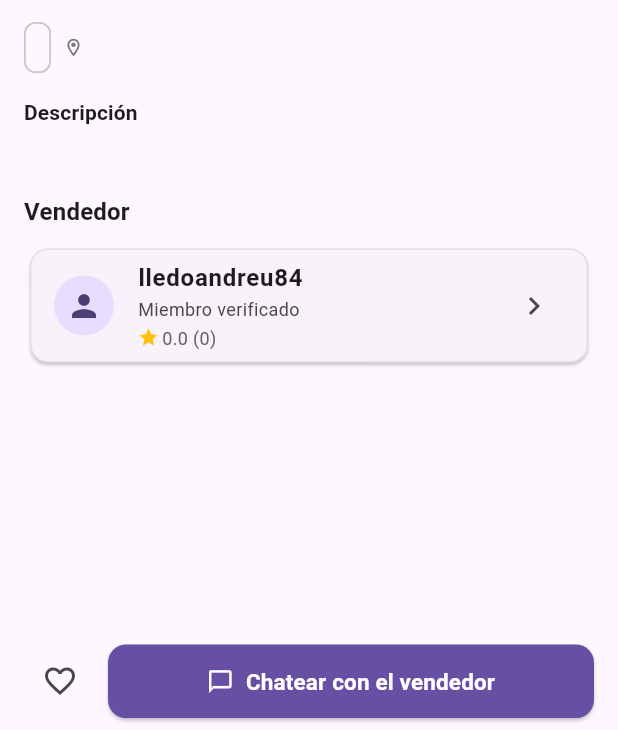
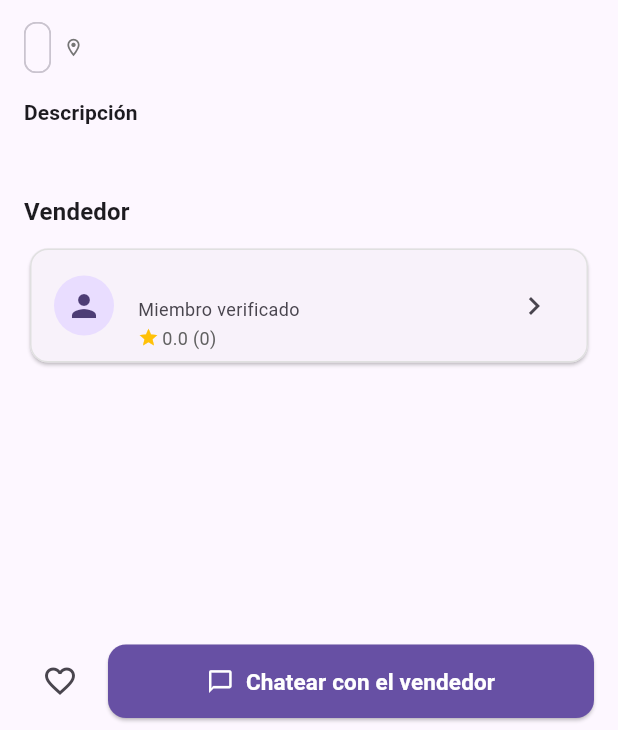
Before and after one commit to lledoandreu-84/trueke-privacy, a Flutter app: the ProductDetailPage screen opened directly with empty values, on a phone screen of 412 x 824 dp, the part 506-1236 px from its top. Run offline on Flutter 3.47's test engine with Material 3 defaults, Android fonts, the phone set to English and light mode, and no system bars; our stand-ins replace cross_file, firebase_core, firebase_messaging, flutter_dotenv, flutter_map, flutter_riverpod and 7 more; accounts and stored records are empty.

Commit message:
fix(architecture): erradicar totalmente hardcode de lledoandreu84 en detalles, ofertas y perfiles para aislamiento P2P universal

```diff
--- a/lib/features/products/product_detail_page.dart
+++ b/lib/features/products/product_detail_page.dart
@@ -155,7 +155,7 @@ class ProductDetailPage extends ConsumerWidget {
                           child: Icon(Icons.person),
                         ),
                         title: const Text(
-                          'lledoandreu84',
+                          product?.ownerId ?? '',
                           style: TextStyle(fontWeight: FontWeight.bold),
                         ),
                         subtitle: Column(
@@ -180,7 +180,7 @@ class ProductDetailPage extends ConsumerWidget {
                           Navigator.push(
                             context,
                             MaterialPageRoute(
-                              builder: (context) => const ProfileScreen(userId: 'lledoandreu84'),
+                              builder: (context) => const ProfileScreen(userId: product?.ownerId ?? ''),
                             ),
                           );
                         },
--- a/lib/features/profile/presentation/screens/profile_screen.dart
+++ b/lib/features/profile/presentation/screens/profile_screen.dart
@@ -90,14 +90,14 @@ class _ProfileScreenState extends ConsumerState<ProfileScreen> {
 
     // Bloquear auto-valoración
     if ((widget.userId != null && widget.userId == currentUserId) ||
-        (currentUserId == 'lledoandreu84') ||
+
         (widget.userId == null && currentUserId == null)) {
       // Si no hay userId específico (perfil propio por defecto) o coincide con el usuario logueado o bypass
       // Nota: Si el perfil actual es el del propio usuario logueado:
     }
 
     // Comprobación robusta y definitiva anti-auto-valoración
-    if (widget.userId == null || widget.userId == currentUserId || widget.userId == 'lledoandreu84' || currentUserId == 'lledoandreu84') {
+    if (widget.userId == null || widget.userId == currentUserId ) {
       ScaffoldMessenger.of(context).showSnackBar(
         const SnackBar(
           content: Text('No puedes valorarte a ti mismo.'),
--- a/lib/features/transactions/presentation/widgets/create_offer_dialog.dart
+++ b/lib/features/transactions/presentation/widgets/create_offer_dialog.dart
@@ -30,7 +30,7 @@ class _CreateOfferDialogState extends ConsumerState<CreateOfferDialog> {
       return;
     }
 
-    if (widget.product.ownerId == currentUser.id || widget.product.owner == 'lledoandreu84') {
+    if (widget.product.ownerId == currentUser.id ) {
       ScaffoldMessenger.of(context).showSnackBar(
         const SnackBar(
           content: Text('No puedes enviarte una oferta a ti mismo.'),
```
